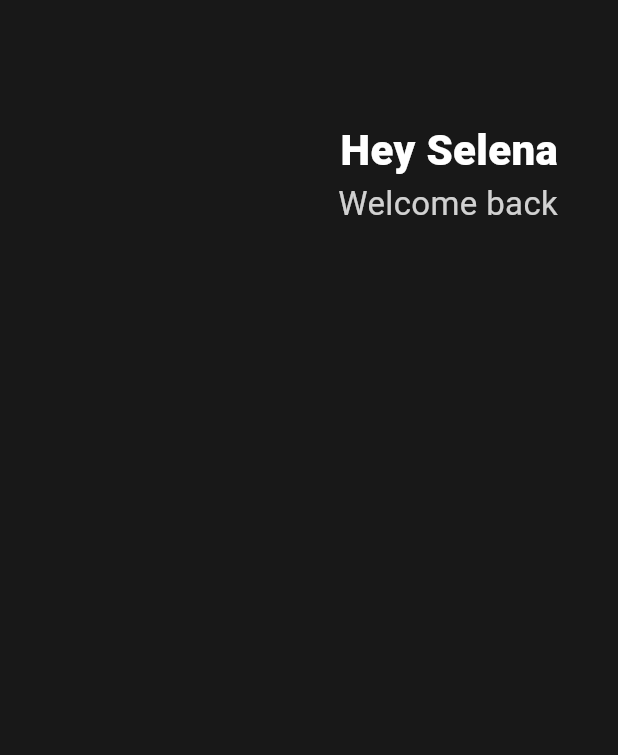
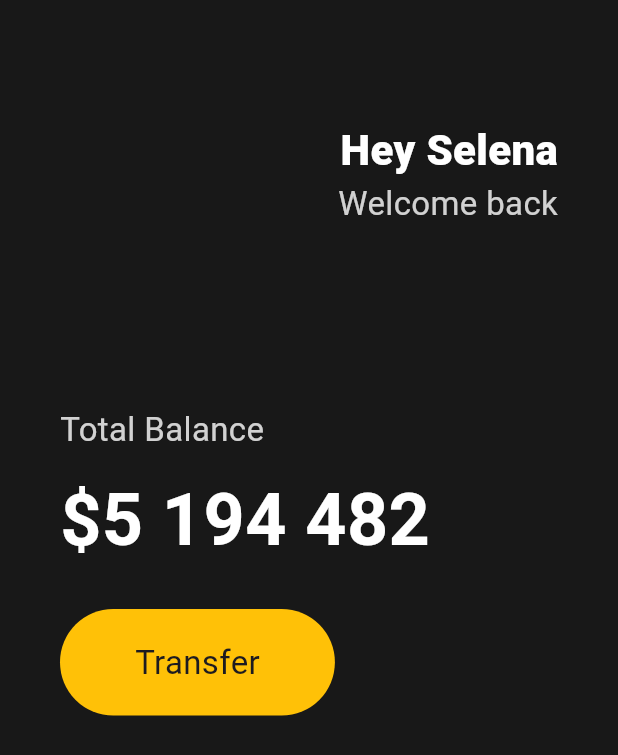
Before and after one commit to wakeupmakeup/flutter_study, a Flutter app: the screen it shows after launch, on a phone screen of 412 x 824 dp. Shown: the top 755 px of the screen. Run offline on Flutter 3.47's test engine with Material 3 defaults, Android fonts, the phone set to English and light mode, and no system bars.

Commit message:
[ADD] Button Section

```diff
--- a/lib/main.dart
+++ b/lib/main.dart
@@ -10,38 +10,21 @@ class App extends StatelessWidget {
   Widget build(BuildContext context) {
     return MaterialApp(
       home: Scaffold(
-        // 색상 정보를 쓸때 Colors.색상.색조
-        //커스텀 컬러
         backgroundColor: Color(0xFF181818),
-
-        // Colum은 하나의 child만 가지지 않음 대신 children이라는 List가 존재함.
-        // 여기서 row는 한 섹션을 말함. 강의를 보면 한 Row에 하나의 텍스트와 또 하나의 텍스트가 있음.
-        // 다른걸 올리기 위해선 Column을 사용해야한다.
-        // 즉, Row하나를 만들고 텍스트가 들어있는 2개의 Colume을 만든다.
         body: Padding(
-          // padding에서 required하고 있는데 타입을 보면 EdgeInsetsGeometry타입을 요구하고 있다.
-          // 이럴때는 아래와 같이 입력한다.
-
-          // all이라는 것은 상하좌우를 뜻한다.
-          // 상하좌우 하나만 하고 싶을때는 only를 쓴다.
-          // padding: EdgeInsets.all(10),
-
-          // 이것은 가로 세로를 뜻한다.
-          padding: EdgeInsets.symmetric(horizontal: 40),
+          padding: EdgeInsets.symmetric(
+            horizontal: 40,
+          ),
           child: Column(
+            crossAxisAlignment: CrossAxisAlignment.start,
             children: [
               SizedBox(
                 height: 80,
               ),
-              // 보면 알겠지만 Row도 children List가 있어야 한다.
-              // Row나 Colume 모두 children List가 있어야 한다고 생각하자.
-              // 마지막에 콤마를 꼭 기억해라
               Row(
-                // 수평방향
                 mainAxisAlignment: MainAxisAlignment.end,
                 children: [
                   Column(
-                    // 수평방향 (오른쪽 정렬))
                     crossAxisAlignment: CrossAxisAlignment.end,
                     children: [
                       Text(
@@ -62,6 +45,62 @@ class App extends StatelessWidget {
                   ),
                 ],
               ),
+              SizedBox(
+                height: 120,
+              ),
+              Text(
+                'Total Balance',
+                style: TextStyle(
+                  fontSize: 22,
+                  color: Colors.white.withOpacity(0.8),
+                ),
+              ),
+              SizedBox(
+                height: 10,
+              ),
+              Text(
+                // 변수가 아님을 알려줄때 이렇게 사용.
+                '\$5 194 482',
+                style: TextStyle(
+                  fontSize: 48,
+                  fontWeight: FontWeight.w600,
+                  color: Colors.white,
+                ),
+              ),
+              SizedBox(
+                height: 25,
+              ),
+              Row(
+                children: [
+                  // 컨테이너는 div 같은것이고 하나의 child를 가진다.
+                  Container(
+                    // 단순하게 backgroundcolor로 하는게 아니라 데코레이션이라는 것을 사용해야함.
+                    // 이외에도 border radius 작업 등에도 사용됨
+                    decoration: BoxDecoration(
+                      color: Colors.amber,
+                      borderRadius: BorderRadius.circular(
+                        45,
+                      ),
+                    ),
+                    // 지금 보면 패딩 값을 줄때 child에 주는 것을 알 수 있음.
+                    // child에 줘야 컨테이너 안에 넣을 텍스트에 직접 적용된다.
+
+                    child: Padding(
+                      // padding 값을 넣을때 symmetric을 넣고 가로 세로 값을 입력하면 된다.
+                      padding: EdgeInsets.symmetric(
+                        horizontal: 50,
+                        vertical: 20,
+                      ),
+                      child: Text(
+                        'Transfer',
+                        style: TextStyle(
+                          fontSize: 22,
+                        ),
+                      ),
+                    ),
+                  ),
+                ],
+              ),
             ],
           ),
         ),
```
